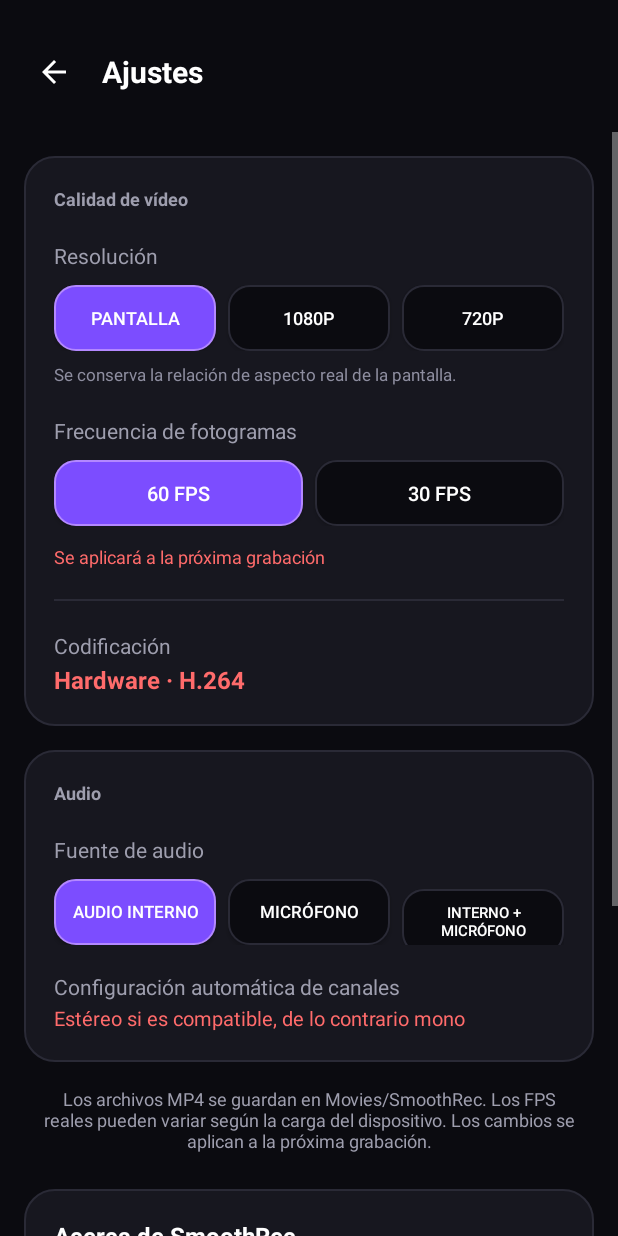
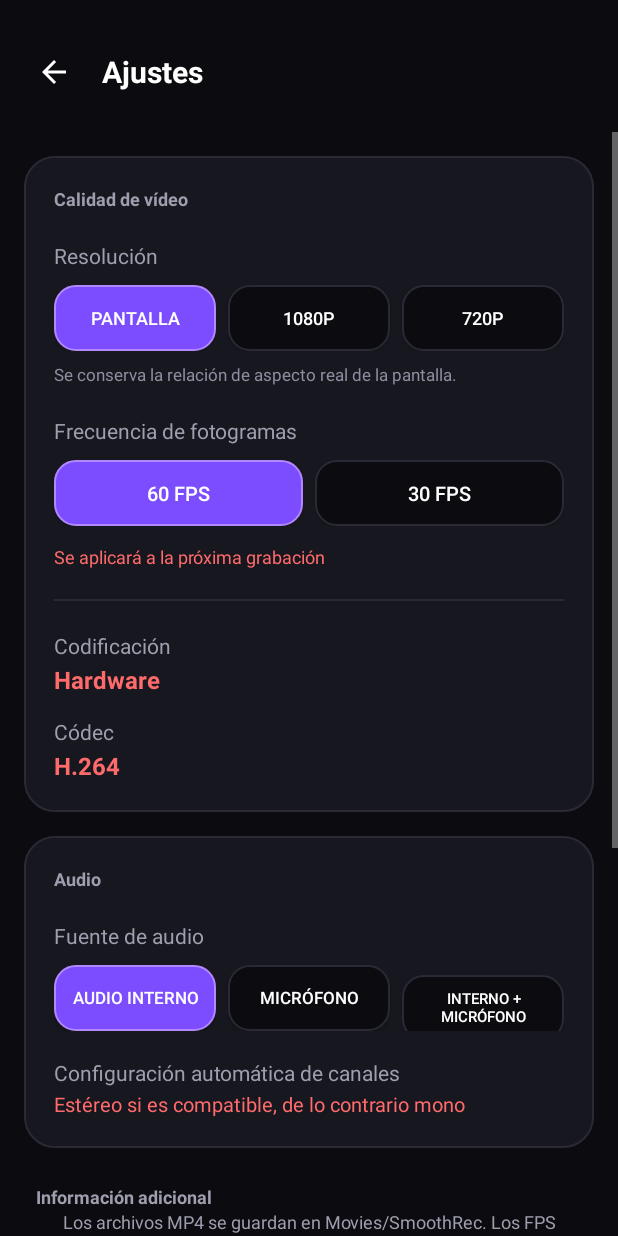
Before and after one commit to buildgradlekts/SmoothRec, an Android app: the SettingsActivity screen opened directly, with no data from a screen before it, on a phone screen of 412 x 824 dp. Run offline under Robolectric (Android 15) with nearby library versions, the phone set to English and light mode, and no system bars; pictures from the network do not load.

Commit message:
Ajustes: diferenciar codificación/códec y etiquetar información adicional

```diff
--- a/app/src/main/res/layout/activity_settings.xml
+++ b/app/src/main/res/layout/activity_settings.xml
@@ -203,6 +203,23 @@
                     android:textSize="16sp"
                     android:textStyle="bold" />
 
+                <TextView
+                    android:layout_width="wrap_content"
+                    android:layout_height="wrap_content"
+                    android:layout_marginTop="14dp"
+                    android:text="@string/settings_codec"
+                    android:textColor="@color/text_secondary"
+                    android:textSize="14sp" />
+
+                <TextView
+                    android:layout_width="wrap_content"
+                    android:layout_height="wrap_content"
+                    android:layout_marginTop="2dp"
+                    android:text="@string/settings_codec_value"
+                    android:textColor="@color/recording_accent"
+                    android:textSize="16sp"
+                    android:textStyle="bold" />
+
             </LinearLayout>
 
             <LinearLayout
@@ -297,6 +314,17 @@
                     android:textSize="13sp" />
 
             </LinearLayout>
+
+            <TextView
+                android:layout_width="wrap_content"
+                android:layout_height="wrap_content"
+                android:layout_marginStart="24dp"
+                android:layout_marginTop="8dp"
+                android:layout_marginEnd="24dp"
+                android:text="@string/settings_info_title"
+                android:textColor="@color/text_secondary"
+                android:textSize="12sp"
+                android:textStyle="bold" />
 
             <TextView
                 android:layout_width="match_parent"
--- a/app/src/main/res/values/strings.xml
+++ b/app/src/main/res/values/strings.xml
@@ -28,7 +28,10 @@
     <string name="settings_framerate">Frecuencia de fotogramas</string>
     <string name="settings_framerate_value">60 FPS</string>
     <string name="settings_encoding">Codificación</string>
-    <string name="settings_encoding_value">Hardware · H.264</string>
+    <string name="settings_encoding_value">Hardware</string>
+    <string name="settings_codec">Códec</string>
+    <string name="settings_codec_value">H.264</string>
+    <string name="settings_info_title">Información adicional</string>
     <string name="settings_note">Los archivos MP4 se guardan en Movies/SmoothRec. Los FPS reales pueden variar según la carga del dispositivo. Los cambios se aplican a la próxima grabación.</string>
 
     <string name="resolution_screen">Pantalla</string>
```
